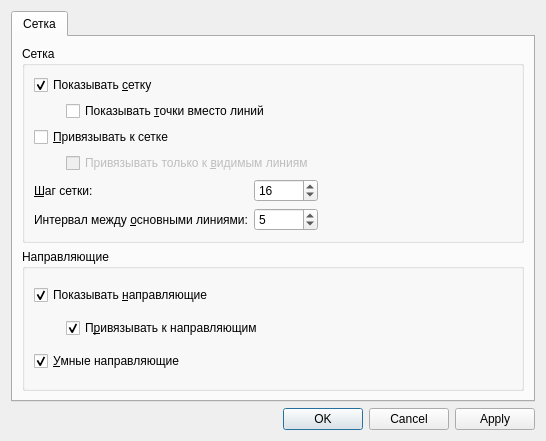
Qt form ui/options_dialog.ui (ermachkov/GUI-Creator) before a commit.
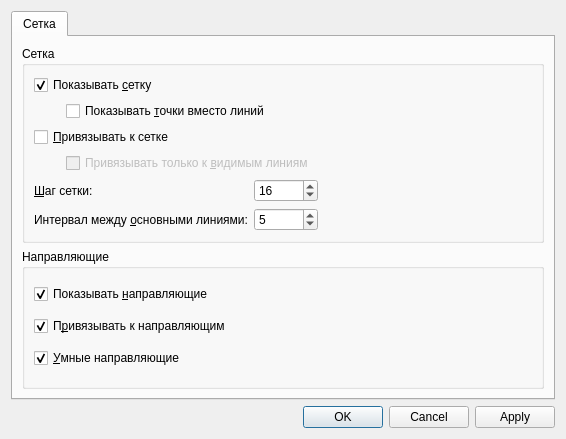
The same form after that commit.

```diff
--- a/ui/options_dialog.ui
+++ b/ui/options_dialog.ui
@@ -6,8 +6,8 @@
    <rect>
     <x>0</x>
     <y>0</y>
-    <width>546</width>
-    <height>441</height>
+    <width>566</width>
+    <height>439</height>
    </rect>
   </property>
   <property name="windowTitle">
@@ -206,24 +206,6 @@
            </widget>
           </item>
           <item>
-           <layout class="QHBoxLayout" name="mSnapToGuidesLayout">
-            <item>
-             <spacer name="mSnapToGuidesSpacer">
-              <property name="orientation">
-               <enum>Qt::Horizontal</enum>
-              </property>
-              <property name="sizeType">
-               <enum>QSizePolicy::Fixed</enum>
-              </property>
-              <property name="sizeHint" stdset="0">
-               <size>
-                <width>32</width>
-                <height>20</height>
-               </size>
-              </property>
-             </spacer>
-            </item>
-            <item>
              <widget class="QCheckBox" name="mSnapToGuidesCheckBox">
               <property name="text">
                <string>П&amp;ривязывать к направляющим</string>
@@ -233,8 +215,6 @@
               </property>
              </widget>
             </item>
-           </layout>
-          </item>
           <item>
            <widget class="QCheckBox" name="mEnableSmartGuidesCheckBox">
             <property name="text">
```
Left out of the diff: 16 changed lines with no effect on the pictures. Lines whose indentation alone changed are shown as unchanged.
